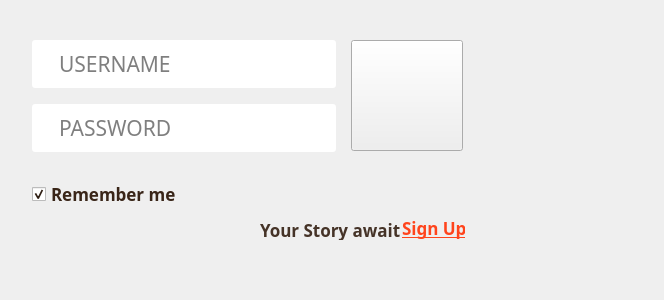
Above: src/res/LoginWidget.ui from Story-Of-Alicia/alicia-launcher-qt before the change. Below: the same form after it.
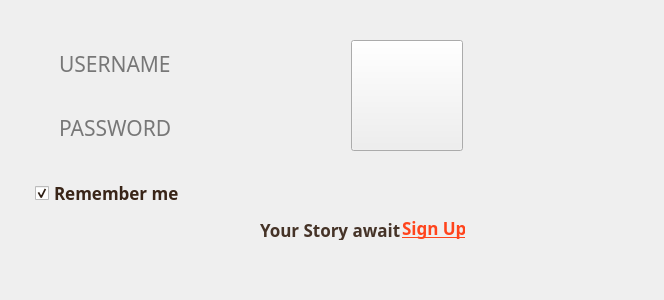
That is the form after the change. Icons and pictures are not drawn.

Commit message: login rework

```diff
--- a/src/res/LoginWidget.ui
+++ b/src/res/LoginWidget.ui
@@ -14,7 +14,11 @@
    <string>Form</string>
   </property>
   <property name="styleSheet">
-   <string notr="true">QCheckBox {
+   <string notr="true">QWidget#LoginWidget {
+	background-image: url(&quot;:img/login.png&quot;);
+	background-repeat: no-repeat;
+}
+QCheckBox {
 	color: #392518;
 }
 QLabel#l_story_awaits {
@@ -26,8 +30,10 @@
 }
 
 QLineEdit {
-	border-radius: 3px;
-	padding: 0px 25px;
+
+	background-color: transparent;
+ 	padding: 0px 25px;
+	border: none;
 }
 QLabel {
 	color: #4F1717;
@@ -123,8 +129,8 @@
   <widget class="QCheckBox" name="check_remember">
    <property name="geometry">
     <rect>
-     <x>32</x>
-     <y>184</y>
+     <x>35</x>
+     <y>183</y>
      <width>151</width>
      <height>20</height>
     </rect>
```
The commit also changes 4 other files.
